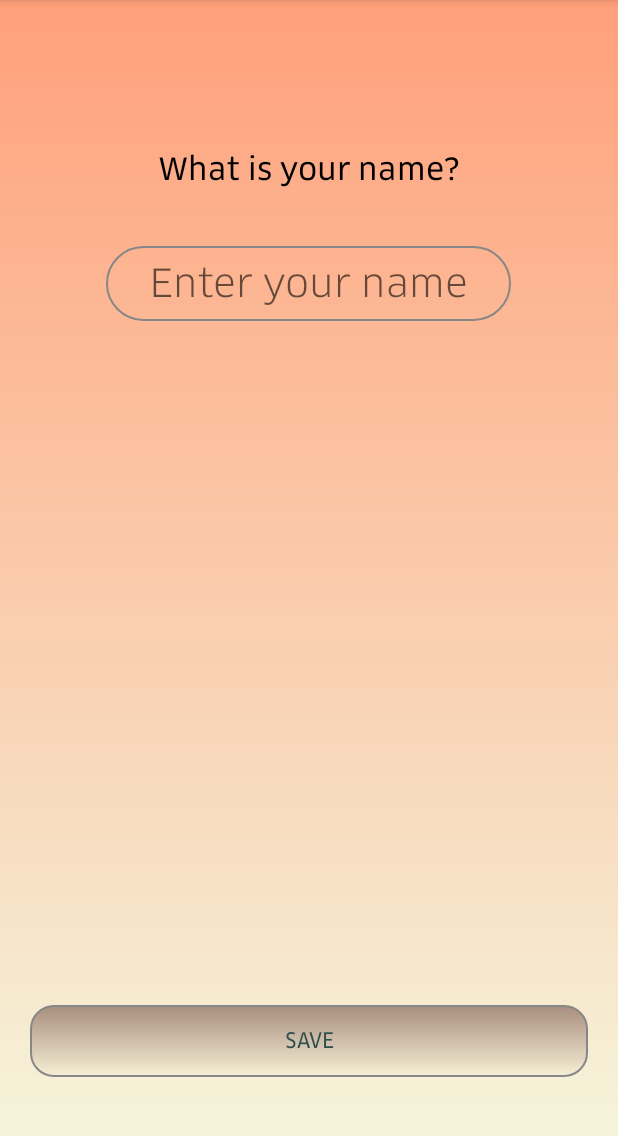
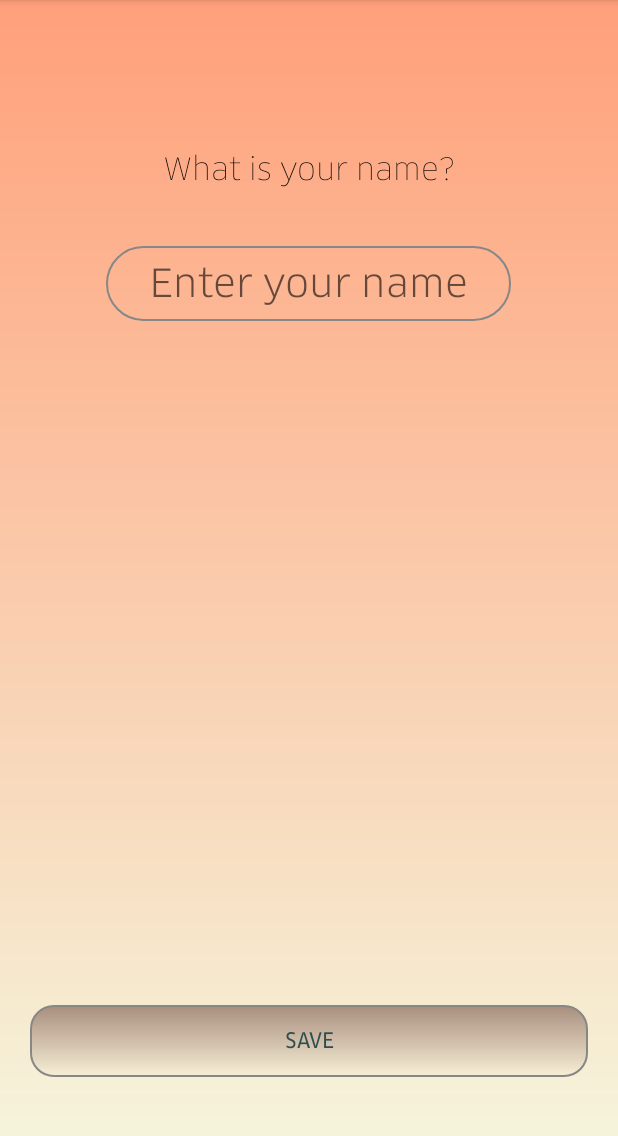
Before and after one commit to GoranVoinovski/SignLangugage, an Android app: the screen it shows after launch (Najava), on a phone screen of 412 x 824 dp, the part 84-1220 px from its top. Run offline under Robolectric (Android 15) with nearby library versions, the phone set to English and light mode, and no system bars; our stand-ins replace ButterKnife.

Commit message:
1.96,2.8,3.90(samo caps lock font,samo fontovi i samo 15 karakteri staveno ogranicuvanje na edittext za imeto na user)

```diff
--- a/app/src/main/java/com/mkdingo/goran/signlangugage/Najava.java
+++ b/app/src/main/java/com/mkdingo/goran/signlangugage/Najava.java
@@ -1,10 +1,11 @@
 package com.mkdingo.goran.signlangugage;
 
 import android.content.Intent;
-import android.graphics.Typeface;
-import android.support.v4.content.res.ResourcesCompat;
 import android.support.v7.app.AppCompatActivity;
 import android.os.Bundle;
+import android.text.Editable;
+import android.text.TextWatcher;
+import android.view.KeyEvent;
 import android.widget.Button;
 import android.widget.EditText;
 import android.widget.TextView;
@@ -36,12 +37,6 @@ public class Najava extends AppCompatActivity {
         setContentView(R.layout.activity_najava);
         ButterKnife.bind(this);
 
-
-        Typeface typeface = ResourcesCompat.getFont(this, R.font.latin4);
-        textView.setTypeface(typeface);
-
-
-
     }
 
 
@@ -55,6 +50,7 @@ public class Najava extends AppCompatActivity {
         startActivity(intent);
 
     }
+
 
     public void FillClasses(User user){
         user.zborovi = new ArrayList<>();
--- a/app/src/main/res/layout/activity_fragment.xml
+++ b/app/src/main/res/layout/activity_fragment.xml
@@ -46,6 +46,8 @@
         android:layout_width="70dp"
         android:layout_height="40dp" />
 
+
+
     <LinearLayout
         android:id="@+id/llBukvi"
         android:gravity="center"
--- a/app/src/main/res/layout/activity_najava.xml
+++ b/app/src/main/res/layout/activity_najava.xml
@@ -24,6 +24,9 @@
         android:id="@+id/edtname"
         android:layout_width="270dp"
         android:layout_height="50dp"
+        android:inputType="textCapCharacters"
+        android:digits="ABCDEFGHIJKLMNOPQRSTUVWXYZ"
+        android:maxLength="15"
         android:layout_below="@id/textView"
         android:layout_centerHorizontal="true"
         android:layout_marginTop="12dp"
```
Also changed, not shown: app/src/main/java/com/mkdingo/goran/signlangugage/FragmentActivity.java (+22 -47 lines).
